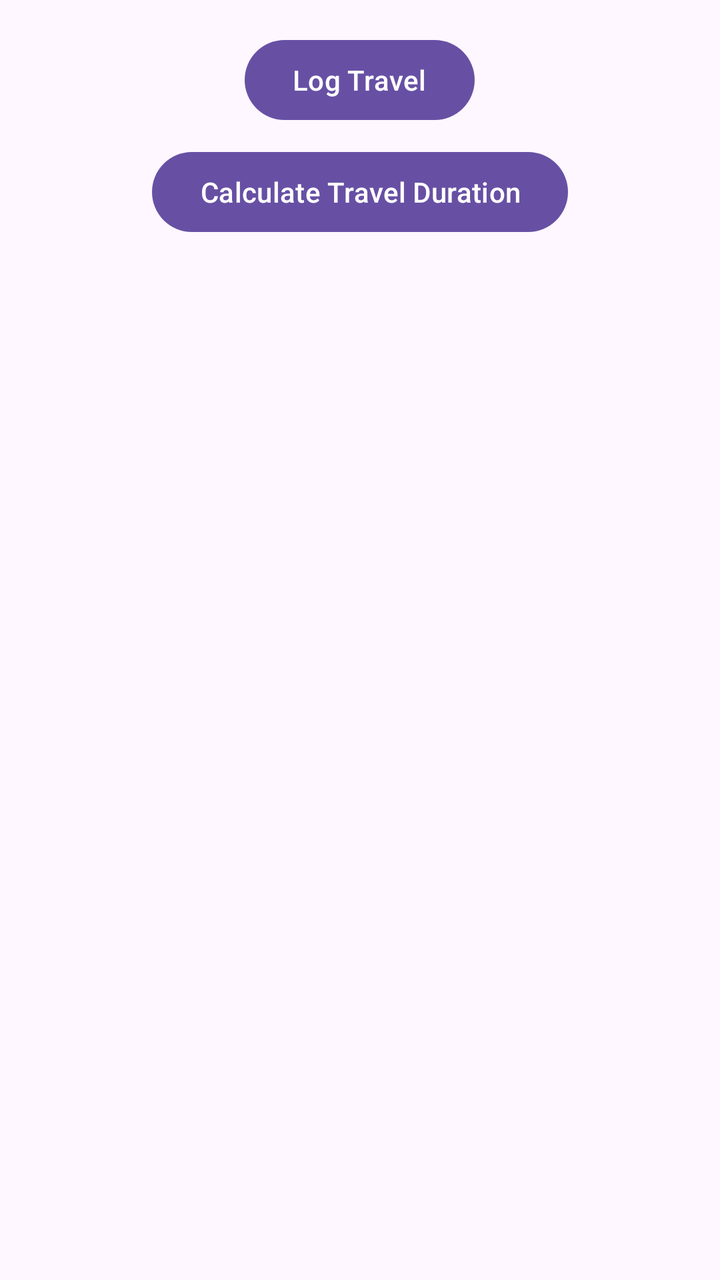
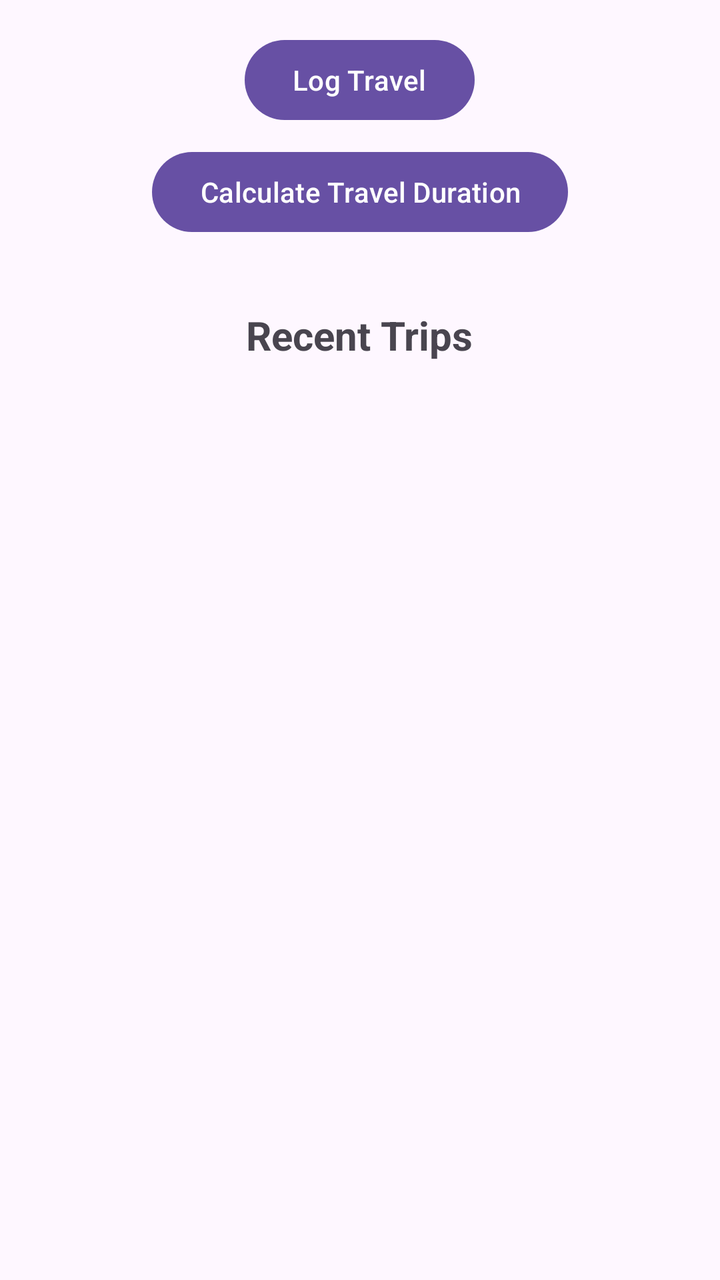

An Android layout rendered at two revisions. The XML below is the earlier revision; the diff shows what the commit changed to produce the second picture.
<!-- AndroidManifest.xml: application theme Theme.SprintProject -->
<!-- res/layout/fragment_destination.xml -->
<?xml version="1.0" encoding="utf-8"?>
<LinearLayout xmlns:android="http://schemas.android.com/apk/res/android"
    xmlns:tools="http://schemas.android.com/tools"
    android:layout_width="match_parent"
    android:layout_height="match_parent"
    android:orientation="vertical"
    android:padding="16dp"
    tools:context=".views.DestinationFragment">

    <Button
        android:id="@+id/show_textfield_button"
        android:layout_width="wrap_content"
        android:layout_height="wrap_content"
        android:text="Log Travel"
        android:layout_gravity="center_horizontal"
        android:layout_marginBottom="8dp" />

    <LinearLayout
        android:id="@+id/travel_log_section"
        android:layout_width="match_parent"
        android:layout_height="wrap_content"
        android:orientation="vertical"
        android:layout_marginTop="8dp"
        android:visibility="gone">

        <EditText
            android:id="@+id/travel_location"
            android:layout_width="match_parent"
            android:layout_height="wrap_content"
            android:hint="Travel Location"
            android:padding="10dp"
            android:layout_marginBottom="8dp" />

        <EditText
            android:id="@+id/estimated_start"
            android:layout_width="match_parent"
            android:layout_height="wrap_content"
            android:hint="Estimated Start"
            android:padding="10dp"
            android:layout_marginBottom="8dp" />

        <EditText
            android:id="@+id/estimated_end"
            android:layout_width="match_parent"
            android:layout_height="wrap_content"
            android:hint="Estimated End"
            android:padding="10dp"
            android:layout_marginBottom="16dp" />

        <LinearLayout
            android:layout_width="match_parent"
            android:layout_height="wrap_content"
            android:orientation="horizontal"
            android:gravity="center">

            <Button
                android:id="@+id/cancel_button"
                android:layout_width="wrap_content"
                android:layout_height="wrap_content"
                android:text="Cancel"
                android:layout_marginEnd="16dp" />

            <Button
                android:id="@+id/submit_button"
                android:layout_width="wrap_content"
                android:layout_height="wrap_content"
                android:text="Submit" />
        </LinearLayout>
    </LinearLayout>

    <Button
        android:id="@+id/calculate_travel_button"
        android:layout_width="wrap_content"
        android:layout_height="wrap_content"
        android:text="Calculate Travel Duration"
        android:layout_gravity="center_horizontal"
        android:layout_marginBottom="8dp" />

    <LinearLayout
        android:id="@+id/calculate_travel_section"
        android:layout_width="match_parent"
        android:layout_height="wrap_content"
        android:orientation="vertical"
        android:layout_marginTop="8dp"
        android:visibility="gone">

        <EditText
            android:id="@+id/start_date"
            android:layout_width="match_parent"
            android:layout_height="wrap_content"
            android:hint="Start Date (yyyy-MM-dd)"
            android:padding="10dp"
            android:layout_marginBottom="8dp" />

        <EditText
            android:id="@+id/end_date"
            android:layout_width="match_parent"
            android:layout_height="wrap_content"
            android:hint="End Date (yyyy-MM-dd)"
            android:padding="10dp"
            android:layout_marginBottom="8dp" />

        <EditText
            android:id="@+id/duration"
            android:layout_width="match_parent"
            android:layout_height="wrap_content"
            android:hint="Duration (dd)"
            android:padding="10dp"
            android:layout_marginBottom="16dp" />

        <Button
            android:id="@+id/Calculate_button"
            android:layout_width="wrap_content"
            android:layout_height="wrap_content"
            android:gravity="center"
            android:orientation="vertical"
            android:text="Calculate"
            android:layout_marginEnd="16dp" />

        <LinearLayout
            android:id="@+id/calculations_section"
            android:layout_width="match_parent"
            android:layout_height="wrap_content"
            android:orientation="vertical"
            android:gravity="center"
            android:layout_marginTop="8dp"
            android:visibility="gone">

            <TextView
                android:id="@+id/result_txt"
                android:layout_width="wrap_content"
                android:layout_height="wrap_content"
                android:text="Result:"
                android:textSize="50sp"
                android:textStyle="bold" />

            <TextView
                android:id="@+id/result_label"
                android:layout_width="wrap_content"
                android:layout_height="wrap_content"
                android:text="XX"
                android:textSize="25sp" />

            <Button
                android:id="@+id/reset_button"
                android:layout_width="wrap_content"
                android:layout_height="wrap_content"
                android:text="Reset" />

        </LinearLayout>
    </LinearLayout>

</LinearLayout>
<!-- resources referenced by this layout -->
<resources>
  <style name="Theme.SprintProject" parent="Base.Theme.SprintProject" />
  <style name="Base.Theme.SprintProject" parent="Theme.Material3.DayNight.NoActionBar">
          
          
      </style>
</resources>

<!-- the commit's change to res/layout/fragment_destination.xml (unified diff, before → after) -->
@@ -146,8 +146,26 @@
                 android:layout_width="wrap_content"
                 android:layout_height="wrap_content"
                 android:text="Reset" />
-
         </LinearLayout>
     </LinearLayout>
 
+    
+    <LinearLayout
+        android:id="@+id/recent_trips_layout"
+        android:layout_width="match_parent"
+        android:layout_height="wrap_content"
+        android:orientation="vertical"
+        android:layout_marginTop="16dp"
+        android:padding="10dp">
+
+        <TextView
+            android:layout_width="wrap_content"
+            android:layout_height="wrap_content"
+            android:text="Recent Trips"
+            android:textSize="20sp"
+            android:textStyle="bold"
+            android:layout_gravity="center_horizontal"
+            android:layout_marginBottom="8dp" />
+    </LinearLayout>
+
 </LinearLayout>
